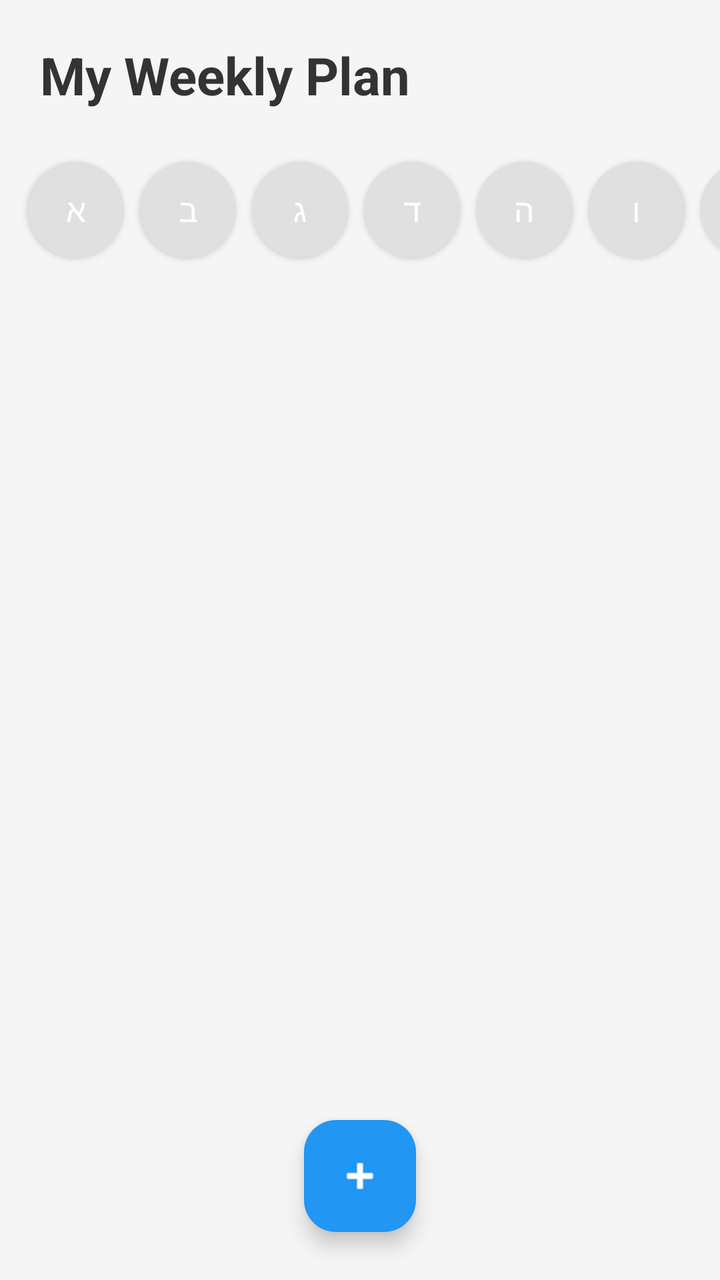
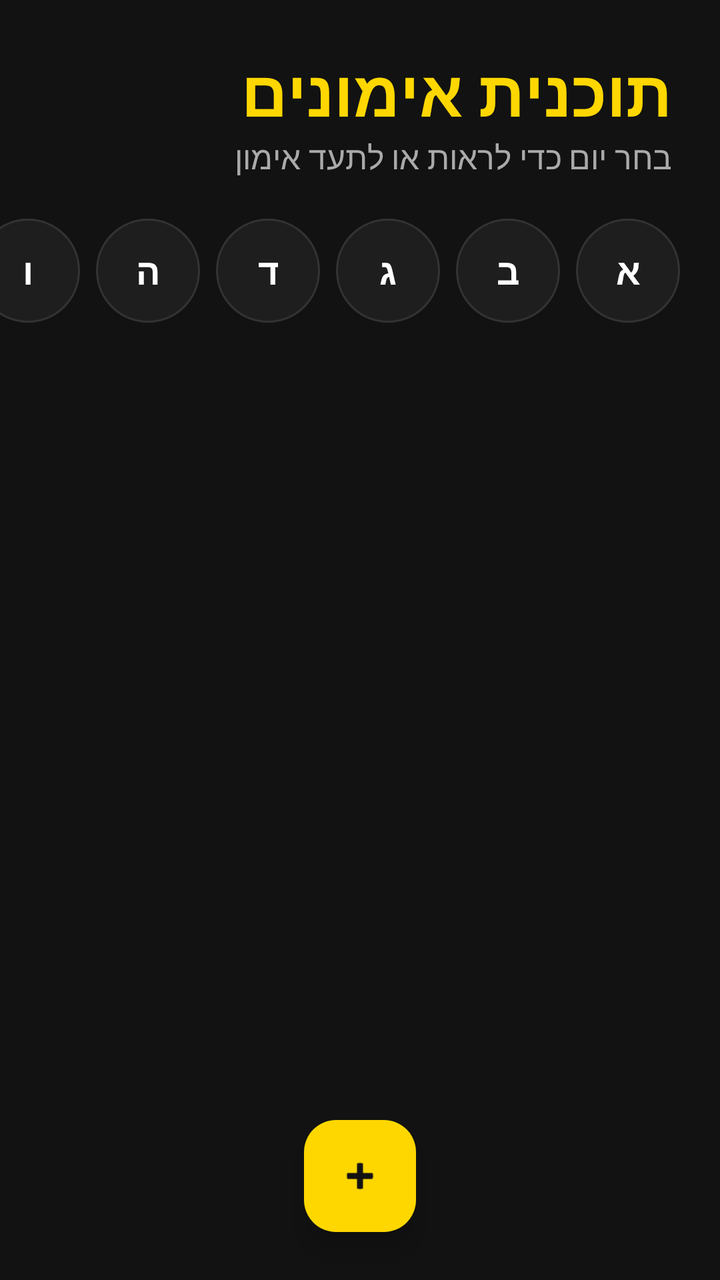

Two renders of the same Android screen: before a commit and after it. Below are the layout's source before the change and the commit's diff.
<!-- AndroidManifest.xml: application theme Theme.PeakFitA -->
<!-- res/layout/fragment_workouts.xml -->
<?xml version="1.0" encoding="utf-8"?>
<RelativeLayout xmlns:android="http://schemas.android.com/apk/res/android"
    xmlns:app="http://schemas.android.com/apk/res-auto"
    android:layout_width="match_parent"
    android:layout_height="match_parent"
    android:background="#F5F5F5">

    <TextView
        android:id="@+id/tvWorkoutsTitle"
        android:layout_width="wrap_content"
        android:layout_height="wrap_content"
        android:text="My Weekly Plan"
        android:textSize="26sp"
        android:textStyle="bold"
        android:layout_margin="20dp"
        android:textColor="#333333" />

    <HorizontalScrollView
        android:id="@+id/daysScrollView"
        android:layout_width="match_parent"
        android:layout_height="wrap_content"
        android:layout_below="@id/tvWorkoutsTitle"
        android:scrollbars="none"
        android:clipToPadding="false"
        android:paddingStart="8dp"
        android:paddingEnd="8dp">

        <LinearLayout
            android:id="@+id/daysContainer"
            android:layout_width="wrap_content"
            android:layout_height="wrap_content"
            android:orientation="horizontal"
            android:gravity="center"
            android:padding="2dp">

            <androidx.appcompat.widget.AppCompatButton
                android:id="@+id/btnDay1"
                android:layout_width="48dp"
                android:layout_height="48dp"
                android:layout_margin="4dp"
                android:background="@drawable/bg_day_selector"
                android:text="א"
                android:textSize="16sp"
                android:textColor="#FFFFFF" />

            <androidx.appcompat.widget.AppCompatButton
                android:id="@+id/btnDay2"
                android:layout_width="48dp"
                android:layout_height="48dp"
                android:layout_margin="4dp"
                android:background="@drawable/bg_day_selector"
                android:text="ב"
                android:textSize="16sp"
                android:textColor="#FFFFFF" />

            <androidx.appcompat.widget.AppCompatButton
                android:id="@+id/btnDay3"
                android:layout_width="48dp"
                android:layout_height="48dp"
                android:layout_margin="4dp"
                android:background="@drawable/bg_day_selector"
                android:text="ג"
                android:textSize="16sp"
                android:textColor="#FFFFFF" />

            <androidx.appcompat.widget.AppCompatButton
                android:id="@+id/btnDay4"
                android:layout_width="48dp"
                android:layout_height="48dp"
                android:layout_margin="4dp"
                android:background="@drawable/bg_day_selector"
                android:text="ד"
                android:textSize="16sp"
                android:textColor="#FFFFFF" />

            <androidx.appcompat.widget.AppCompatButton
                android:id="@+id/btnDay5"
                android:layout_width="48dp"
                android:layout_height="48dp"
                android:layout_margin="4dp"
                android:background="@drawable/bg_day_selector"
                android:text="ה"
                android:textSize="16sp"
                android:textColor="#FFFFFF" />

            <androidx.appcompat.widget.AppCompatButton
                android:id="@+id/btnDay6"
                android:layout_width="48dp"
                android:layout_height="48dp"
                android:layout_margin="4dp"
                android:background="@drawable/bg_day_selector"
                android:text="ו"
                android:textSize="16sp"
                android:textColor="#FFFFFF" />

            <androidx.appcompat.widget.AppCompatButton
                android:id="@+id/btnDay7"
                android:layout_width="48dp"
                android:layout_height="48dp"
                android:layout_margin="4dp"
                android:background="@drawable/bg_day_selector"
                android:text="ש"
                android:textSize="16sp"
                android:textColor="#FFFFFF" />

        </LinearLayout>
    </HorizontalScrollView>

    <androidx.recyclerview.widget.RecyclerView
        android:id="@+id/rvWorkouts"
        android:layout_width="match_parent"
        android:layout_height="match_parent"
        android:layout_below="@id/daysScrollView"
        android:layout_marginTop="12dp"
        android:padding="8dp"
        android:clipToPadding="false" />

    <com.google.android.material.floatingactionbutton.FloatingActionButton
        android:id="@+id/fabAddWorkout"
        android:layout_width="wrap_content"
        android:layout_height="wrap_content"
        android:layout_alignParentBottom="true"
        android:layout_centerHorizontal="true"
        android:layout_marginBottom="24dp"
        app:srcCompat="@android:drawable/ic_input_add"
        app:backgroundTint="#2196F3"
        app:tint="#FFFFFF" />

</RelativeLayout>
<!-- resources referenced by this layout -->
<resources>
  <!-- drawable bg_day_selector (drawable) -->
  <?xml version="1.0" encoding="utf-8"?>
  <selector xmlns:android="http://schemas.android.com/apk/res/android">
      <item android:state_selected="true">
          <shape android:shape="oval">
              <solid android:color="#2196F3" /> </shape>
      </item>
      <item>
          <shape android:shape="oval">
              <solid android:color="#E0E0E0" /> </shape>
      </item>
  </selector>
  <style name="Theme.PeakFitA" parent="Base.Theme.PeakFitA" />
  <style name="Base.Theme.PeakFitA" parent="Theme.Material3.DayNight.NoActionBar">
          
          
      </style>
</resources>

<!-- the commit's change to res/layout/fragment_workouts.xml (unified diff, before → after) -->
@@ -3,27 +3,38 @@
     xmlns:app="http://schemas.android.com/apk/res-auto"
     android:layout_width="match_parent"
     android:layout_height="match_parent"
-    android:background="#F5F5F5">
+    android:background="#121212"
+    android:layoutDirection="rtl">
 
     <TextView
         android:id="@+id/tvWorkoutsTitle"
         android:layout_width="wrap_content"
         android:layout_height="wrap_content"
-        android:text="My Weekly Plan"
-        android:textSize="26sp"
+        android:text="תוכנית אימונים"
+        android:textSize="32sp"
         android:textStyle="bold"
-        android:layout_margin="20dp"
-        android:textColor="#333333" />
+        android:layout_marginTop="24dp"
+        android:layout_marginStart="24dp"
+        android:textColor="#FFD700" />
+
+    <TextView
+        android:id="@+id/tvWorkoutsSubtitle"
+        android:layout_width="wrap_content"
+        android:layout_height="wrap_content"
+        android:text="בחר יום כדי לראות או לתעד אימון"
+        android:textSize="16sp"
+        android:layout_below="@id/tvWorkoutsTitle"
+        android:layout_marginStart="24dp"
+        android:layout_marginBottom="16dp"
+        android:textColor="#AAAAAA" />
 
     <HorizontalScrollView
         android:id="@+id/daysScrollView"
         android:layout_width="match_parent"
         android:layout_height="wrap_content"
-        android:layout_below="@id/tvWorkoutsTitle"
+        android:layout_below="@id/tvWorkoutsSubtitle"
         android:scrollbars="none"
-        android:clipToPadding="false"
-        android:paddingStart="8dp"
-        android:paddingEnd="8dp">
+        android:fillViewport="true">
 
         <LinearLayout
             android:id="@+id/daysContainer"
@@ -31,77 +42,160 @@
             android:layout_height="wrap_content"
             android:orientation="horizontal"
             android:gravity="center"
-            android:padding="2dp">
-
-            <androidx.appcompat.widget.AppCompatButton
-                android:id="@+id/btnDay1"
-                android:layout_width="48dp"
-                android:layout_height="48dp"
-                android:layout_margin="4dp"
-                android:background="@drawable/bg_day_selector"
-                android:text="א"
-                android:textSize="16sp"
-                android:textColor="#FFFFFF" />
-
-            <androidx.appcompat.widget.AppCompatButton
+            android:paddingStart="16dp"
+            android:paddingEnd="20dp"> <com.google.android.material.button.MaterialButton
+            android:id="@+id/btnDay1"
+            android:layout_width="52dp"
+            android:layout_height="52dp"
+            android:layout_margin="4dp"
+            android:text="א"
+            android:textSize="18sp"
+            android:textStyle="bold"
+            android:textColor="#FFFFFF"
+            android:padding="0dp"
+            android:minWidth="0dp"
+            android:minHeight="0dp"
+            android:gravity="center"
+            app:backgroundTint="#1E1E1E"
+            app:strokeColor="#333333"
+            app:strokeWidth="1dp"
+            app:cornerRadius="26dp"
+            android:insetLeft="0dp"
+            android:insetTop="0dp"
+            android:insetRight="0dp"
+            android:insetBottom="0dp"/>
+
+            <com.google.android.material.button.MaterialButton
                 android:id="@+id/btnDay2"
-                android:layout_width="48dp"
-                android:layout_height="48dp"
-                android:layout_margin="4dp"
-                android:background="@drawable/bg_day_selector"
+                android:layout_width="52dp"
+                android:layout_height="52dp"
+                android:layout_margin="4dp"
                 android:text="ב"
-                android:textSize="16sp"
-                android:textColor="#FFFFFF" />
-
-            <androidx.appcompat.widget.AppCompatButton
+                android:textSize="18sp"
+                android:textStyle="bold"
+                android:textColor="#FFFFFF"
+                android:padding="0dp"
+                android:minWidth="0dp"
+                android:minHeight="0dp"
+                android:gravity="center"
+                app:backgroundTint="#1E1E1E"
+                app:strokeColor="#333333"
+                app:strokeWidth="1dp"
+                app:cornerRadius="26dp"
+                android:insetLeft="0dp"
+                android:insetTop="0dp"
+                android:insetRight="0dp"
+                android:insetBottom="0dp"/>
+
+            <com.google.android.material.button.MaterialButton
                 android:id="@+id/btnDay3"
-                android:layout_width="48dp"
-                android:layout_height="48dp"
-                android:layout_margin="4dp"
-                android:background="@drawable/bg_day_selector"
+                android:layout_width="52dp"
+                android:layout_height="52dp"
+                android:layout_margin="4dp"
                 android:text="ג"
-                android:textSize="16sp"
-                android:textColor="#FFFFFF" />
-
-            <androidx.appcompat.widget.AppCompatButton
+                android:textSize="18sp"
+                android:textStyle="bold"
+                android:textColor="#FFFFFF"
+                android:padding="0dp"
+                android:minWidth="0dp"
+                android:minHeight="0dp"
+                android:gravity="center"
+                app:backgroundTint="#1E1E1E"
+                app:strokeColor="#333333"
+                app:strokeWidth="1dp"
+                app:cornerRadius="26dp"
+                android:insetLeft="0dp"
+                android:insetTop="0dp"
+                android:insetRight="0dp"
+                android:insetBottom="0dp"/>
+
+            <com.google.android.material.button.MaterialButton
                 android:id="@+id/btnDay4"
-                android:layout_width="48dp"
-                android:layout_height="48dp"
-                android:layout_margin="4dp"
-                android:background="@drawable/bg_day_selector"
+                android:layout_width="52dp"
+                android:layout_height="52dp"
+                android:layout_margin="4dp"
                 android:text="ד"
-                android:textSize="16sp"
-                android:textColor="#FFFFFF" />
-
-            <androidx.appcompat.widget.AppCompatButton
+                android:textSize="18sp"
+                android:textStyle="bold"
+                android:textColor="#FFFFFF"
+                android:padding="0dp"
+                android:minWidth="0dp"
+                android:minHeight="0dp"
+                android:gravity="center"
+                app:backgroundTint="#1E1E1E"
+                app:strokeColor="#333333"
+                app:strokeWidth="1dp"
+                app:cornerRadius="26dp"
+                android:insetLeft="0dp"
+                android:insetTop="0dp"
+                android:insetRight="0dp"
+                android:insetBottom="0dp"/>
+
+            <com.google.android.material.button.MaterialButton
                 android:id="@+id/btnDay5"
-                android:layout_width="48dp"
-                android:layout_height="48dp"
-                android:layout_margin="4dp"
-                android:background="@drawable/bg_day_selector"
+                android:layout_width="52dp"
+                android:layout_height="52dp"
+                android:layout_margin="4dp"
                 android:text="ה"
-                android:textSize="16sp"
-                android:textColor="#FFFFFF" />
-
-            <androidx.appcompat.widget.AppCompatButton
+                android:textSize="18sp"
+                android:textStyle="bold"
+                android:textColor="#FFFFFF"
+                android:padding="0dp"
+                android:minWidth="0dp"
+                android:minHeight="0dp"
+                android:gravity="center"
+                app:backgroundTint="#1E1E1E"
+                app:strokeColor="#333333"
+                app:strokeWidth="1dp"
+                app:cornerRadius="26dp"
+                android:insetLeft="0dp"
+                android:insetTop="0dp"
+                android:insetRight="0dp"
+                android:insetBottom="0dp"/>
+
+            <com.google.android.material.button.MaterialButton
                 android:id="@+id/btnDay6"
-                android:layout_width="48dp"
-                android:layout_height="48dp"
-                android:layout_margin="4dp"
-                android:background="@drawable/bg_day_selector"
+                android:layout_width="52dp"
+                android:layout_height="52dp"
+                android:layout_margin="4dp"
                 android:text="ו"
-                android:textSize="16sp"
-                android:textColor="#FFFFFF" />
-
-            <androidx.appcompat.widget.AppCompatButton
+                android:textSize="18sp"
+                android:textStyle="bold"
+                android:textColor="#FFFFFF"
+                android:padding="0dp"
+                android:minWidth="0dp"
+                android:minHeight="0dp"
+                android:gravity="center"
+                app:backgroundTint="#1E1E1E"
+                app:strokeColor="#333333"
+                app:strokeWidth="1dp"
+                app:cornerRadius="26dp"
+                android:insetLeft="0dp"
+                android:insetTop="0dp"
+                android:insetRight="0dp"
+                android:insetBottom="0dp"/>
+
+            <com.google.android.material.button.MaterialButton
                 android:id="@+id/btnDay7"
-                android:layout_width="48dp"
-                android:layout_height="48dp"
-                android:layout_margin="4dp"
-                android:background="@drawable/bg_day_selector"
+                android:layout_width="52dp"
+                android:layout_height="52dp"
+                android:layout_margin="4dp"
                 android:text="ש"
-                android:textSize="16sp"
-                android:textColor="#FFFFFF" />
+                android:textSize="18sp"
+                android:textStyle="bold"
+                android:textColor="#FFFFFF"
+                android:padding="0dp"
+                android:minWidth="0dp"
+                android:minHeight="0dp"
+                android:gravity="center"
+                app:backgroundTint="#1E1E1E"
+                app:strokeColor="#333333"
+                app:strokeWidth="1dp"
+                app:cornerRadius="26dp"
+                android:insetLeft="0dp"
+                android:insetTop="0dp"
+                android:insetRight="0dp"
+                android:insetBottom="0dp"/>
 
         </LinearLayout>
     </HorizontalScrollView>
@@ -111,9 +205,40 @@
         android:layout_width="match_parent"
         android:layout_height="match_parent"
         android:layout_below="@id/daysScrollView"
-        android:layout_marginTop="12dp"
-        android:padding="8dp"
+        android:layout_marginTop="16dp"
+        android:padding="12dp"
         android:clipToPadding="false" />
+
+    <LinearLayout
+        android:id="@+id/llEmptyState"
+        android:layout_width="wrap_content"
+        android:layout_height="wrap_content"
+        android:orientation="vertical"
+        android:gravity="center"
+        android:layout_centerInParent="true"
+        android:visibility="gone"> <TextView
+        android:layout_width="wrap_content"
+        android:layout_height="wrap_content"
+        android:text="💪"
+        android:textSize="50sp"
+        android:layout_marginBottom="12dp"/>
+
+        <TextView
+            android:layout_width="wrap_content"
+            android:layout_height="wrap_content"
+            android:text="היום הזה עדיין ריק..."
+            android:textColor="#FFFFFF"
+            android:textSize="18sp"
+            android:textStyle="bold"
+            android:layout_marginBottom="4dp"/>
+
+        <TextView
+            android:layout_width="wrap_content"
+            android:layout_height="wrap_content"
+            android:text="זמן מצוין לתעד אימון חדש!"
+            android:textColor="#777777"
+            android:textSize="14sp"/>
+    </LinearLayout>
 
     <com.google.android.material.floatingactionbutton.FloatingActionButton
         android:id="@+id/fabAddWorkout"
@@ -123,7 +248,8 @@
         android:layout_centerHorizontal="true"
         android:layout_marginBottom="24dp"
         app:srcCompat="@android:drawable/ic_input_add"
-        app:backgroundTint="#2196F3"
-        app:tint="#FFFFFF" />
+        app:backgroundTint="#FFD700"
+        app:tint="#121212"
+        app:elevation="8dp" />
 
 </RelativeLayout>
<!-- resource entries referenced after the edit -->
@@ -1,17 +1,5 @@
 <!-- resources referenced by this layout -->
 <resources>
-  <!-- drawable bg_day_selector (drawable) -->
-  <?xml version="1.0" encoding="utf-8"?>
-  <selector xmlns:android="http://schemas.android.com/apk/res/android">
-      <item android:state_selected="true">
-          <shape android:shape="oval">
-              <solid android:color="#2196F3" /> </shape>
-      </item>
-      <item>
-          <shape android:shape="oval">
-              <solid android:color="#E0E0E0" /> </shape>
-      </item>
-  </selector>
   <style name="Theme.PeakFitA" parent="Base.Theme.PeakFitA" />
   <style name="Base.Theme.PeakFitA" parent="Theme.Material3.DayNight.NoActionBar">
           
